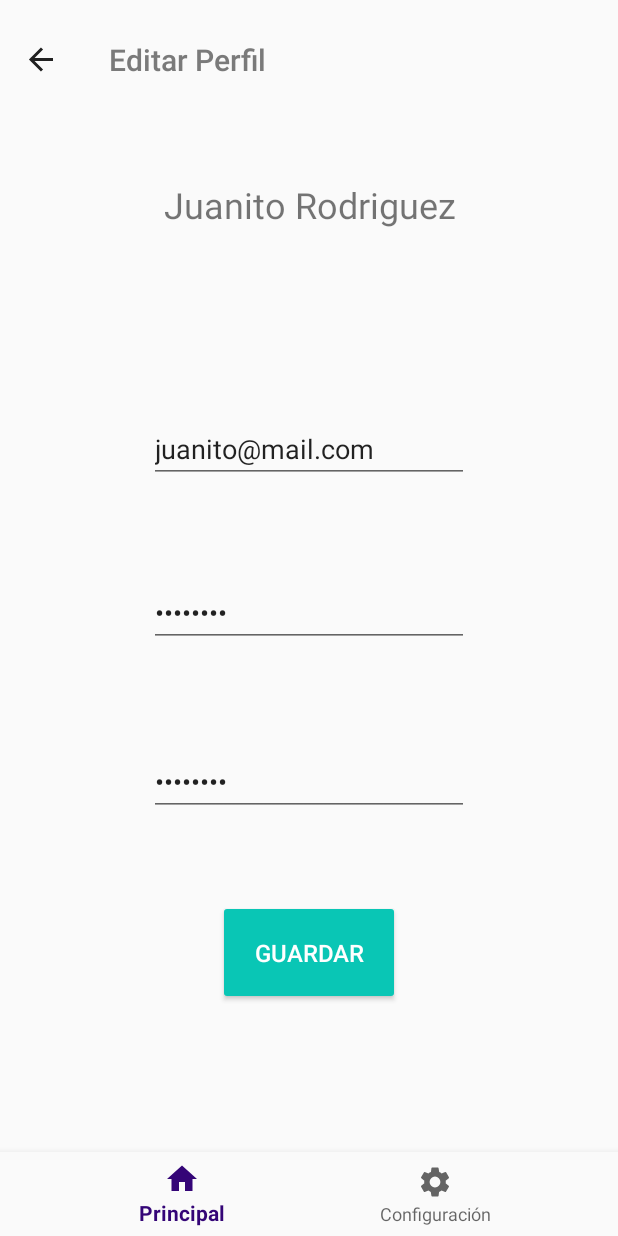
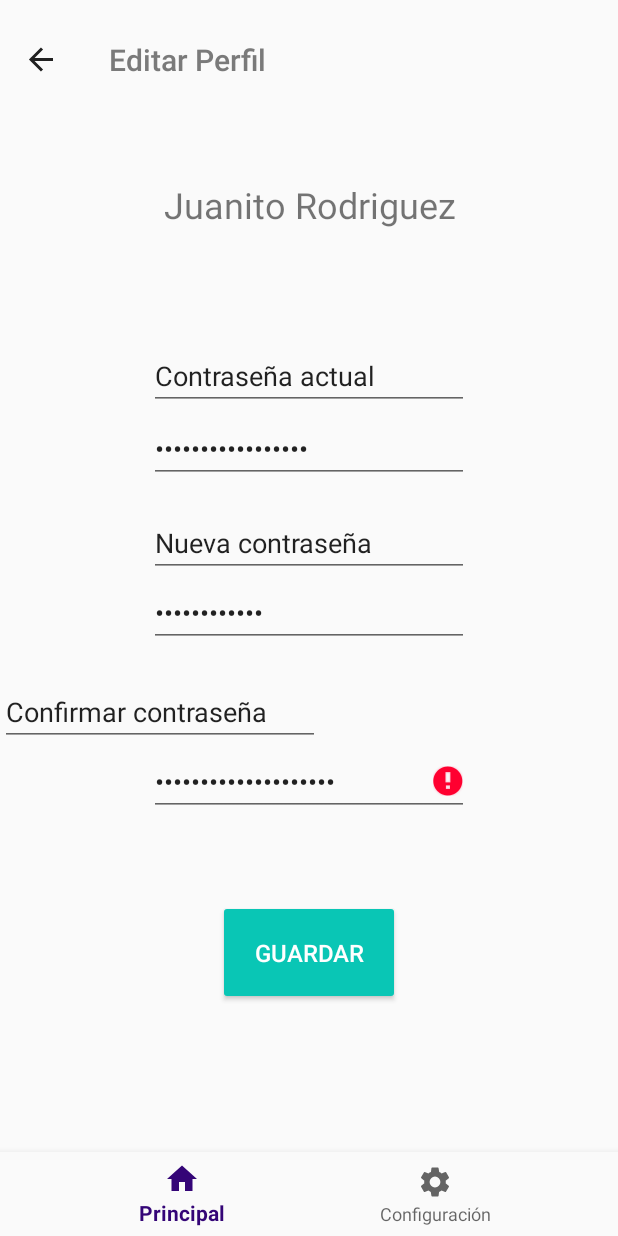
Before and after one commit to YoaliSB/HealthChain, an Android app: the AccountSettingsFragment screen opened through its navigation route, after a tap on "GUARDAR", on a phone screen of 412 x 824 dp. Run offline under Robolectric (Android 15) with nearby library versions, the light colour scheme and no system bars; our stand-ins replace Volley, navigation-ui; network calls fail; 2 statements that could not run were skipped.

Commit message:
validaciones al cambio de password y labels en layout

```diff
--- a/app/src/main/java/com/itesm/healthchain/ui/settings/AccountSettingsFragment.java
+++ b/app/src/main/java/com/itesm/healthchain/ui/settings/AccountSettingsFragment.java
@@ -8,6 +8,7 @@ import androidx.annotation.NonNull;
 import androidx.annotation.Nullable;
 import androidx.fragment.app.Fragment;
 
+import android.text.TextUtils;
 import android.view.LayoutInflater;
 import android.view.View;
 import android.view.ViewGroup;
@@ -45,6 +46,16 @@ public class AccountSettingsFragment extends Fragment implements PasswordChangeS
                 final String oldPss= oldPassword.getText().toString().trim();
                 final String newPss= newPassword.getText().toString().trim();
                 final String confPss= confNewPassword.getText().toString().trim();
+                if(TextUtils.isEmpty(newPss) || newPss.length() < 6)
+                {
+                    newPassword.setError("Tu contraseña debe ser de al menos 6 caracteres");
+                    return;
+                }
+                if(TextUtils.isEmpty(confPss) || !newPss.equals(confPss))
+                {
+                    confNewPassword.setError("Tu contraseña debe coincidir con la de arriba");
+                    return;
+                }
                 repository.updatePassword(oldPss, newPss);
             }
         });
--- a/app/src/main/res/layout/account_settings_fragment.xml
+++ b/app/src/main/res/layout/account_settings_fragment.xml
@@ -28,8 +28,8 @@
         android:layout_height="wrap_content"
         android:layout_marginTop="124dp"
         android:ems="10"
-        android:inputType="textEmailAddress"
-        android:text="juanito@mail.com"
+        android:inputType="textPassword"
+        android:text="Contraseña actual"
         app:layout_constraintEnd_toEndOf="parent"
         app:layout_constraintStart_toStartOf="parent"
         app:layout_constraintTop_toBottomOf="@+id/text_name" />
@@ -41,7 +41,7 @@
         android:layout_marginTop="64dp"
         android:ems="10"
         android:inputType="textPassword"
-        android:text="password"
+        android:text="new password"
         app:layout_constraintEnd_toEndOf="parent"
         app:layout_constraintStart_toStartOf="parent"
         app:layout_constraintTop_toBottomOf="@+id/currentPassword" />
@@ -53,7 +53,7 @@
         android:layout_marginTop="172dp"
         android:ems="10"
         android:inputType="textPassword"
-        android:text="password"
+        android:text="confirm new password"
         app:layout_constraintBottom_toBottomOf="parent"
         app:layout_constraintEnd_toEndOf="parent"
         app:layout_constraintStart_toStartOf="parent"
@@ -72,4 +72,42 @@
         app:layout_constraintStart_toStartOf="@+id/newPassword"
         app:layout_constraintTop_toBottomOf="@+id/confNewPassword" />
 
+    <EditText
+        android:id="@+id/editText"
+        android:layout_width="wrap_content"
+        android:layout_height="wrap_content"
+        android:ems="10"
+        android:inputType="textPersonName"
+        android:text="Contraseña actual"
+        app:layout_constraintBottom_toBottomOf="parent"
+        app:layout_constraintEnd_toEndOf="parent"
+        app:layout_constraintStart_toStartOf="parent"
+        app:layout_constraintTop_toBottomOf="@+id/text_name"
+        app:layout_constraintVertical_bias="0.132" />
+
+    <EditText
+        android:id="@+id/editText2"
+        android:layout_width="wrap_content"
+        android:layout_height="wrap_content"
+        android:ems="10"
+        android:inputType="textPersonName"
+        android:text="Nueva contraseña"
+        app:layout_constraintBottom_toBottomOf="parent"
+        app:layout_constraintEnd_toEndOf="parent"
+        app:layout_constraintStart_toStartOf="parent"
+        app:layout_constraintTop_toBottomOf="@+id/currentPassword"
+        app:layout_constraintVertical_bias="0.043" />
+
+    <EditText
+        android:id="@+id/editText3"
+        android:layout_width="wrap_content"
+        android:layout_height="wrap_content"
+        android:ems="10"
+        android:inputType="textPersonName"
+        android:text="Confirmar contraseña"
+        app:layout_constraintBottom_toBottomOf="parent"
+        app:layout_constraintTop_toBottomOf="@+id/newPassword"
+        app:layout_constraintVertical_bias="0.071"
+        tools:layout_editor_absoluteX="99dp" />
+
 </androidx.constraintlayout.widget.ConstraintLayout>
```
